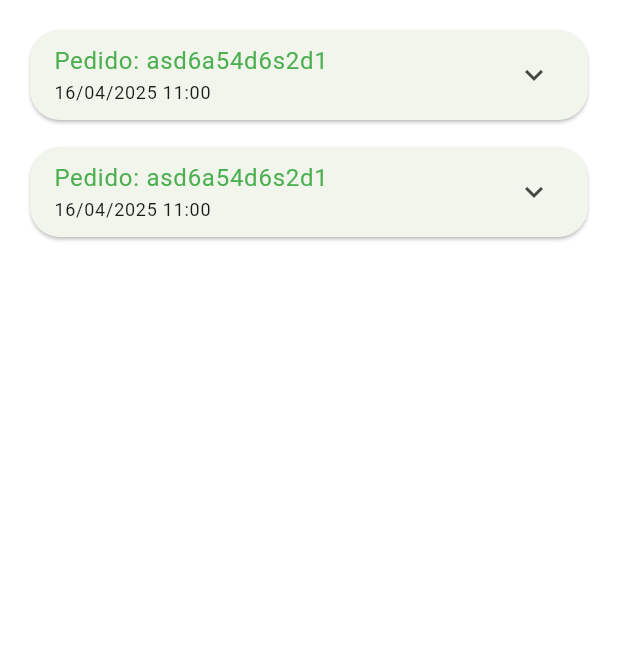
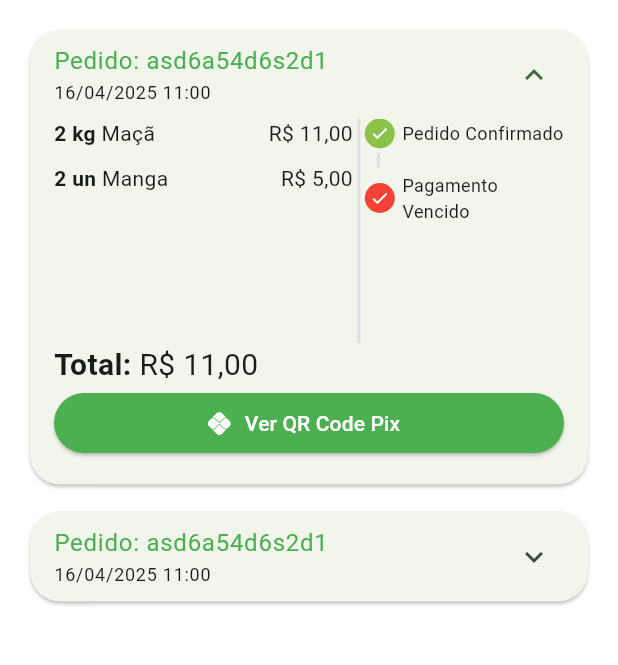
Before and after one commit to DevDaleee/GreenGrocery, a Flutter app: the OrdersPage screen opened directly, on a phone screen of 412 x 824 dp, the part 84-749 px from its top. Run offline on Flutter 3.47's test engine with Material 3 defaults, Android fonts, the phone set to English and light mode, and no system bars; our stand-ins replace animated_text_kit, mask_text_input_formatter, qr_flutter.

Commit message:
feat(orders): implement order status and payment functionality
- Add OrderStatusWidget to display order status
- Implement PaymentDialog for pending payments
- Update OrderTile with expanded view and payment button
- Adjust order data in app_data.dart
- Add QR code and cart animation dependencies

```diff
--- a/lib/src/config/app_data.dart
+++ b/lib/src/config/app_data.dart
@@ -93,7 +93,7 @@ List<OrderModels> orders = [
   OrderModels(
     copyAndPaste: 'q1w2e3r4t5y6',
     createdDateTime: DateTime.parse('2025-04-16 11:00:10.458'),
-    overdueDateTime: DateTime.parse('2025-04-16 00:00:10.458'),
+    overdueDateTime: DateTime.parse('2025-04-23 00:00:10.458'),
     id: 'asd6a54d6s2d1',
     status: 'pending_payment',
     total: 11.0,
@@ -111,9 +111,9 @@ List<OrderModels> orders = [
   OrderModels(
     copyAndPaste: 'q1w2e3r4t5y6',
     createdDateTime: DateTime.parse('2025-04-16 11:00:10.458'),
-    overdueDateTime: DateTime.parse('2025-04-16 00:00:10.458'),
+    overdueDateTime: DateTime.parse('2025-04-23 00:00:10.458'),
     id: 'asd6a54d6s2d1',
-    status: 'pending_payment',
+    status: 'delivered',
     total: 11.0,
     items: [
       CartItemModel(
--- a/lib/src/pages/orders/components/order_status_widget.dart
+++ b/lib/src/pages/orders/components/order_status_widget.dart
@@ -1,10 +1,116 @@
 import 'package:flutter/material.dart';
+import 'package:hortifruit/src/config/custom_colors.dart';
 
 class OrderStatusWidget extends StatelessWidget {
-  const OrderStatusWidget({super.key});
+  final String status;
+  final bool isOverdue;
+
+  final Map<String, int> allStatus = <String, int>{
+    'pending_payment': 0,
+    'refund': 1,
+    'paid': 2,
+    'preparing_purchase': 3,
+    'shipping': 4,
+    'delivered': 5,
+  };
+
+  int get currentStatus => allStatus[status]!;
+
+  OrderStatusWidget({super.key, required this.status, required this.isOverdue});
 
   @override
   Widget build(BuildContext context) {
-    return const Placeholder();
+    return Column(
+      crossAxisAlignment: CrossAxisAlignment.start,
+      children: [
+        _StatusDot(title: 'Pedido Confirmado', isActive: true),
+        _CustomDivider(),
+        if (currentStatus == 1) ...[
+          _StatusDot(
+            title: 'Pix estornado',
+            isActive: true,
+            backgroundColor: Colors.orange,
+          ),
+        ] else if (isOverdue) ...[
+          const _StatusDot(
+            title: 'Pagamento Vencido',
+            isActive: true,
+            backgroundColor: Colors.red,
+          ),
+        ] else ...[
+          _StatusDot(title: 'Pagamento', isActive: currentStatus >= 2),
+          _CustomDivider(),
+          _StatusDot(title: 'Preparando', isActive: currentStatus >= 3),
+          _CustomDivider(),
+          _StatusDot(title: 'Envio', isActive: currentStatus >= 4),
+          _CustomDivider(),
+          _StatusDot(title: 'Entregue', isActive: currentStatus >= 5),
+        ]
+      ],
+    );
   }
 }
+
+class _CustomDivider extends StatelessWidget {
+  const _CustomDivider();
+
+  @override
+  Widget build(BuildContext context) {
+    return Container(
+      margin: const EdgeInsets.symmetric(horizontal: 8, vertical: 3),
+      height: 10,
+      width: 2,
+      color: Colors.grey.shade300,
+    );
+  }
+}
+
+class _StatusDot extends StatelessWidget {
+  final String title;
+  final bool isActive;
+  final Color? backgroundColor;
+
+  const _StatusDot({
+    required this.title,
+    required this.isActive,
+    this.backgroundColor,
+  });
+
+  @override
+  Widget build(BuildContext context) {
+    return Row(
+      spacing: 5,
+      children: [
+        Container(
+          alignment: Alignment.center,
+          height: 20,
+          width: 20,
+          decoration: BoxDecoration(
+            shape: BoxShape.circle,
+            border: Border.all(
+              color: isActive
+                  ? backgroundColor ?? CustomColors.customSwatchColor
+                  : CustomColors.customSwatchColor,
+            ),
+            color: isActive
+                ? backgroundColor ?? CustomColors.customSwatchColor
+                : Colors.transparent,
+          ),
+          child: isActive
+              ? Icon(
+                  Icons.check,
+                  size: 13,
+                  color: Colors.white,
+                )
+              : SizedBox.shrink(),
+        ),
+        Expanded(
+          child: Text(
+            title,
+            style: TextStyle(fontSize: 12),
+          ),
+        ),
+      ],
+    );
+  }
+}
--- a/lib/src/pages/orders/components/order_tile.dart
+++ b/lib/src/pages/orders/components/order_tile.dart
@@ -2,6 +2,8 @@ import 'package:flutter/material.dart';
 import 'package:hortifruit/src/models/cart_item_model.dart';
 import 'package:hortifruit/src/models/order_models.dart';
 import 'package:hortifruit/src/pages/home/components/item_tile.dart';
+import 'package:hortifruit/src/pages/orders/components/order_status_widget.dart';
+import 'package:hortifruit/src/pages/widget/payment_dialog.dart';
 
 class OrderTile extends StatelessWidget {
   final OrderModels order;
@@ -18,6 +20,8 @@ class OrderTile extends StatelessWidget {
       child: Theme(
         data: Theme.of(context).copyWith(dividerColor: Colors.transparent),
         child: ExpansionTile(
+          expandedCrossAxisAlignment: CrossAxisAlignment.start,
+          initiallyExpanded: order.status == 'pending_payment',
           title: Column(
             mainAxisSize: MainAxisSize.min,
             crossAxisAlignment: CrossAxisAlignment.start,
@@ -38,18 +42,21 @@ class OrderTile extends StatelessWidget {
           ),
           childrenPadding: EdgeInsets.fromLTRB(16, 0, 16, 16),
           children: [
-            SizedBox(
-              height: 150,
+            //Cresce com base no maior widget da tela
+            IntrinsicHeight(
               child: Row(
                 children: [
                   Expanded(
                     flex: 3,
+                    child: SizedBox(
+                      height: 150,
                       child: ListView(
                         children: order.items.map((item) {
                           return _OrderItemWidget(
                             item: item,
                           );
                         }).toList(),
+                      ),
                     ),
                   ),
                   VerticalDivider(
@@ -59,13 +66,61 @@ class OrderTile extends StatelessWidget {
                   ),
                   Expanded(
                     flex: 2,
-                    child: Container(
-                      color: Colors.blue,
+                    child: OrderStatusWidget(
+                      status: order.status,
+                      isOverdue: order.overdueDateTime.isBefore(
+                        DateTime.now(),
+                      ),
                     ),
                   ),
                 ],
               ),
+            ),
+            Text.rich(
+              TextSpan(
+                style: TextStyle(
+                  fontSize: 20,
+                ),
+                children: [
+                  TextSpan(
+                    text: 'Total: ',
+                    style: TextStyle(
+                      fontWeight: FontWeight.bold,
+                    ),
+                  ),
+                  TextSpan(
+                    text: utils.priceToCurrency(order.total),
                   )
+                ],
+              ),
+            ),
+            Visibility(
+              visible: order.status == 'pending_payment',
+              child: SizedBox(
+                width: MediaQuery.of(context).size.width * 0.88,
+                child: ElevatedButton.icon(
+                  onPressed: () => showDialog(
+                    context: context,
+                    builder: (context) {
+                      return PaymentDialog(order: order);
+                    },
+                  ),
+                  style: ButtonStyle(
+                    backgroundColor: WidgetStatePropertyAll(Colors.green),
+                  ),
+                  icon: Icon(
+                    Icons.pix_outlined,
+                    color: Colors.white,
+                  ),
+                  label: Text(
+                    'Ver QR Code Pix',
+                    style: TextStyle(
+                      color: Colors.white,
+                    ),
+                  ),
+                ),
+              ),
+            ),
           ],
         ),
       ),
--- a/pubspec.yaml
+++ b/pubspec.yaml
@@ -38,6 +38,8 @@ dependencies:
   mask_text_input_formatter: ^2.9.0
   badges: ^3.1.2
   intl: ^0.20.2
+  qr_flutter: ^4.1.0
+  add_to_cart_animation: ^2.0.4
 
 dev_dependencies:
   flutter_test:
```
Also changed, not shown: lib/src/pages/cart/cart_tab.dart (+9 -1 lines), lib/src/pages/widget/payment_dialog.dart (added, +84 -0 lines), pubspec.lock. Lines whose indentation alone changed are shown as unchanged.
